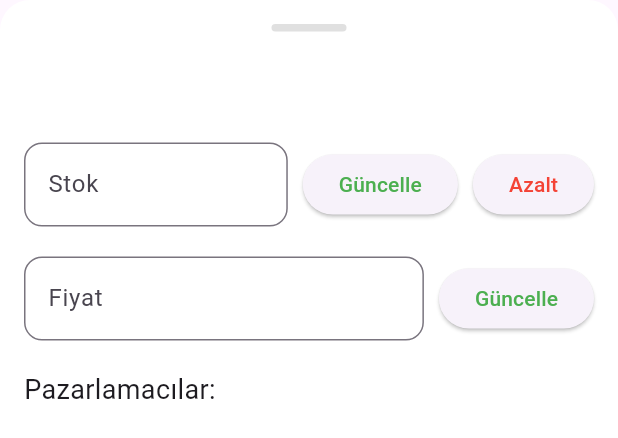
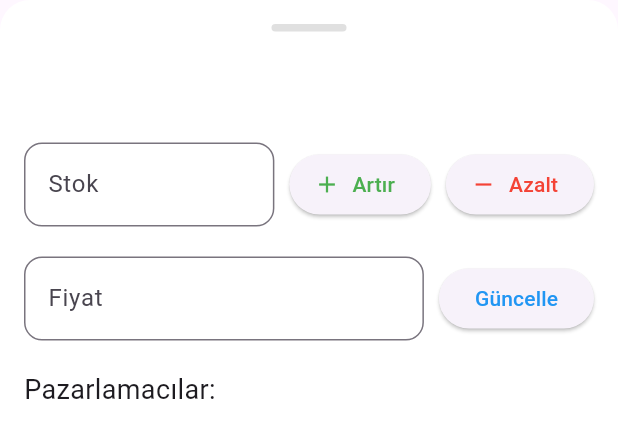
Before and after one commit to ardaaskinn01/Toptanci-App, a Flutter app: the UrunDialog widget shown alone on an empty page, opened directly with empty values, on a phone screen of 412 x 824 dp. Shown: the top 438 px of the screen. Run offline on Flutter 3.47's test engine with Material 3 defaults, Android fonts, the phone set to English and light mode, and no system bars; our stand-ins replace cloud_firestore, firebase_auth, firebase_core, firebase_messaging, flutter_map, geocoding and 3 more; missing offline and left inert: barcode_scan2; accounts and stored records are empty.

Commit message:
last updates

```diff
--- a/lib/urun_dialog.dart
+++ b/lib/urun_dialog.dart
@@ -109,22 +109,11 @@ class _UrunDialogState extends State<UrunDialog> {
               ),
             ),
             const SizedBox(height: 20),
-            _buildInputRow(
-              label: "Stok",
-              onChanged: (value) {
-                _stokDegeri = int.tryParse(value) ?? 0;
-              },
-              onIncrement: () => stokGuncelle(widget.urunId, _stokDegeri),
-              onDecrement: () => stokGuncelle(widget.urunId, -_stokDegeri),
-            ),
+            // Stok için artır/azalt
+            _buildStokInputRow(),
             const SizedBox(height: 20),
-            _buildInputRow(
-              label: "Fiyat",
-              onChanged: (value) {
-                _fiyatDegeri = double.tryParse(value) ?? 0.0;
-              },
-              onIncrement: () => fiyatGuncelle(widget.urunId, _fiyatDegeri),
-            ),
+            // Fiyat için güncelle
+            _buildFiyatInputRow(),
             const SizedBox(height: 20),
             const Text('Pazarlamacılar:', style: TextStyle(fontSize: 18)),
             _buildPazarlamaciList(),
@@ -134,19 +123,16 @@ class _UrunDialogState extends State<UrunDialog> {
     );
   }
 
-  Widget _buildInputRow({
-    required String label,
-    required ValueChanged<String> onChanged,
-    required VoidCallback onIncrement,
-    VoidCallback? onDecrement,
-  }) {
+  Widget _buildStokInputRow() {
     return Row(
       children: [
         Expanded(
           child: TextField(
-            onChanged: onChanged,
+            onChanged: (value) {
+              _stokDegeri = int.tryParse(value) ?? 0;
+            },
             decoration: InputDecoration(
-              labelText: label,
+              labelText: "Stok",
               border: OutlineInputBorder(
                 borderRadius: BorderRadius.circular(12),
               ),
@@ -155,16 +141,41 @@ class _UrunDialogState extends State<UrunDialog> {
         ),
         const SizedBox(width: 10),
         ElevatedButton.icon(
-          onPressed: onIncrement,
-          label: const Text("Güncelle", style: TextStyle(color: Colors.green),),
+          onPressed: () => stokGuncelle(widget.urunId, _stokDegeri),
+          icon: const Icon(Icons.add, color: Colors.green),
+          label: const Text("Artır", style: TextStyle(color: Colors.green),),
         ),
-        if (onDecrement != null) ...[
-          const SizedBox(width: 10),
-          ElevatedButton.icon(
-            onPressed: onDecrement,
-            label: const Text("Azalt", style: TextStyle(color: Colors.red),),
+        const SizedBox(width: 10),
+        ElevatedButton.icon(
+          onPressed: () => stokGuncelle(widget.urunId, -_stokDegeri),
+          icon: const Icon(Icons.remove, color: Colors.red),
+          label: const Text("Azalt", style: TextStyle(color: Colors.red),),
+        ),
+      ],
+    );
+  }
+
+  Widget _buildFiyatInputRow() {
+    return Row(
+      children: [
+        Expanded(
+          child: TextField(
+            onChanged: (value) {
+              _fiyatDegeri = double.tryParse(value) ?? 0.0;
+            },
+            decoration: InputDecoration(
+              labelText: "Fiyat",
+              border: OutlineInputBorder(
+                borderRadius: BorderRadius.circular(12),
+              ),
+            ),
           ),
-        ],
+        ),
+        const SizedBox(width: 10),
+        ElevatedButton(
+          onPressed: () => fiyatGuncelle(widget.urunId, _fiyatDegeri),
+          child: const Text("Güncelle", style: TextStyle(color: Colors.blue),),
+        ),
       ],
     );
   }
```
Also changed, not shown: lib/pazarlamaci.dart (+17 -11 lines).
